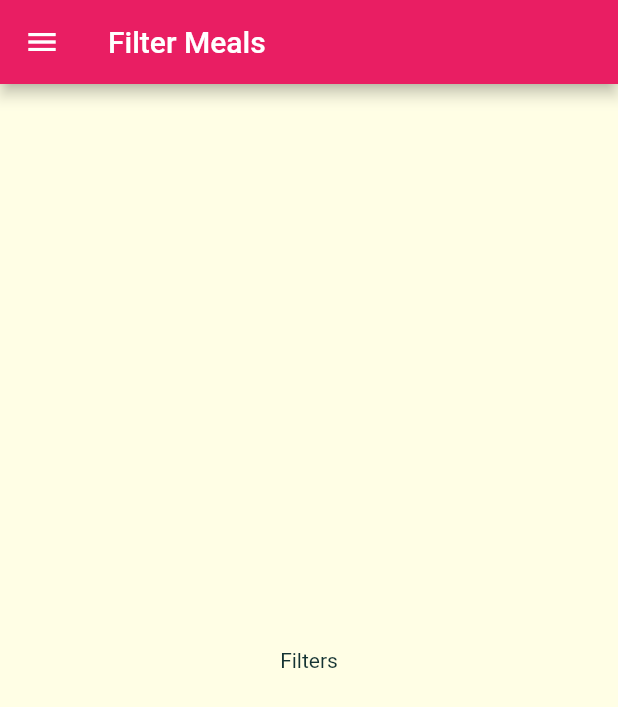
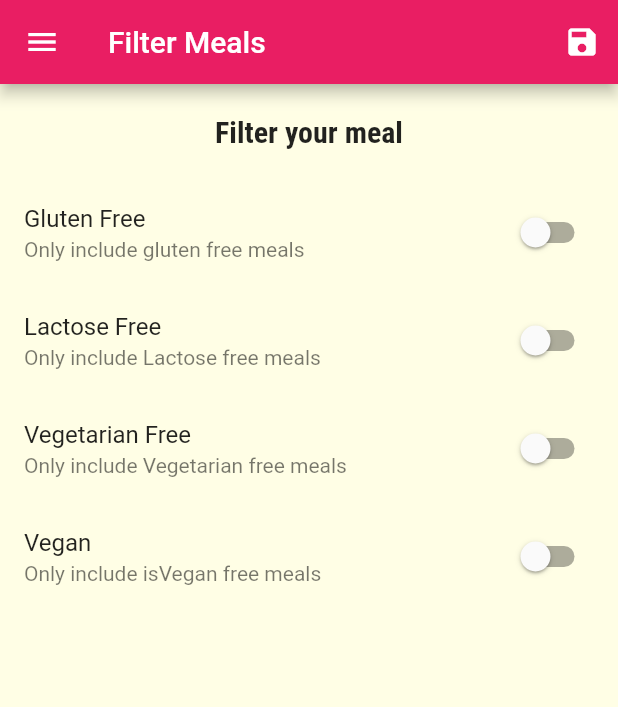
Before and after one commit to Tamir198/Recipes, a Flutter app: the FilterMealsScreens screen opened by its route, on a phone screen of 412 x 824 dp. Shown: the top 707 px of the screen. Run offline on Flutter 3.47's test engine with Material 2 defaults, Android fonts, the phone set to English and light mode, and no system bars; Roboto replaces fonts that are missing (RobotoCondensed-Bold).

Commit message:
Finish filter screen
Finish up the filer meals screen

```diff
--- a/lib/main.dart
+++ b/lib/main.dart
@@ -1,14 +1,57 @@
 import 'package:flutter/material.dart';
+import 'package:recipes/dummy_data.dart';
+import 'package:recipes/models/meal.dart';
 import 'package:recipes/screens/filter_meals_screen.dart';
 import 'package:recipes/screens/meal_details.dart';
 import 'package:recipes/screens/tabs_screen.dart';
-import 'file:///C:/Users/The%20Vegan/Desktop/Recipes/recipes/Recipes/lib/screens/category_screens.dart';
 import 'screens/categories_meals_screen.dart';
 import 'screens/meal_details.dart';
 
 void main() => runApp(MyApp());
 
-class MyApp extends StatelessWidget {
+class MyApp extends StatefulWidget {
+  @override
+  _MyAppState createState() => _MyAppState();
+}
+
+class _MyAppState extends State<MyApp> {
+  Map<String,bool> filters = {
+    'gluten' : false,
+    'lactose' : false,
+    'vegetarian' : false,
+    'vegan' : false,
+  };
+
+  //Creating this list so I can manage what to show based on the user meals preferences in filter screen
+  //This will be used un categoryMeals instead of the DUMMY_MEALS
+  List <Meal> availableMeals = DUMMY_MEALS;
+
+  //This will be called inside filterMeals screen and update the meals
+  void setFilters( Map<String,bool> filtersData ){
+    setState(() {
+      filters = filtersData;
+      availableMeals  = DUMMY_MEALS.where((meal) {
+        //true = keep the meal, false = don`t keep it
+        if(filters['gluten'] && !meal.isGlutenFree)
+            return false;
+
+        if(filters['lactose'] && !meal.isLactoseFree)
+          return false;
+
+        if(filters['vegetarian'] && !meal.isVegetarian)
+          return false;
+
+        if(filters['vegan'] && !meal.isVegan)
+          return false;
+
+        return true;
+
+      }).toList();
+    });
+  }
+
+
+
   @override
   Widget build(BuildContext context) {
     return MaterialApp(
@@ -41,13 +84,13 @@ class MyApp extends StatelessWidget {
         // /screen-rout : (context) => CategoryMealScreen() but easy to make grammar mistakes
         //Default page of the app
         '/': (context) => TabsScreen(),
-        CategoryMealScreen.routName : (context) => CategoryMealScreen(),
+        CategoryMealScreen.routName : (context) => CategoryMealScreen(availableMeals),
         MealDetailScreen.routName : (context) => MealDetailScreen(),
-        FilterMealsScreens.routName : (context) => FilterMealsScreens()
+        FilterMealsScreens.routName : (context) => FilterMealsScreens(filters,setFilters)
       },
       //If flutter will fail to show some screen you can show something like 'page nto found'
       onUnknownRoute: (setting){
-        return MaterialPageRoute(builder: (context) => CategoryMealScreen());
+        return MaterialPageRoute(builder: (context) => CategoryMealScreen(availableMeals));
 
       },
     );
--- a/lib/screens/categories_meals_screen.dart
+++ b/lib/screens/categories_meals_screen.dart
@@ -6,6 +6,9 @@ import 'package:recipes/widgets/meal_item.dart';
 
 class CategoryMealScreen extends StatefulWidget {
   static final String routName = '/CategoryMealScreen';
+
+  List<Meal> availableMeals;
+  CategoryMealScreen(this.availableMeals);
 
   @override
   _CategoryMealScreenState createState() => _CategoryMealScreenState();
@@ -34,7 +37,8 @@ class _CategoryMealScreenState extends State<CategoryMealScreen> {
       final String categoryId = routArguments['id'];
       categoryTitle = routArguments['title'];
       //This is the filtered list category according to the DUMMY_MEALS data
-      displayedMeals = DUMMY_MEALS.where((meal) {
+      //widget.something = use something that is inside the widget and not the state object
+      displayedMeals = widget.availableMeals.where((meal) {
         return meal.categories.contains(categoryId);
       }).toList();
       hasDataInitialized = true;
--- a/lib/screens/filter_meals_screen.dart
+++ b/lib/screens/filter_meals_screen.dart
@@ -2,15 +2,108 @@ import 'package:flutter/cupertino.dart';
 import 'package:flutter/material.dart';
 import 'package:recipes/widgets/drawer_layout.dart';
 
-class FilterMealsScreens extends StatelessWidget {
+class FilterMealsScreens extends StatefulWidget {
   static const routName = "/FilterMeals";
+
+  //Function that wll be passed out from the main.dart file to this screen to filter the meal grid view
+  final Function saveFilters;
+  Map<String, bool> currentSelectedFilters;
+
+  FilterMealsScreens(this.currentSelectedFilters,this.saveFilters);
+
+  @override
+  _FilterMealsScreensState createState() => _FilterMealsScreensState();
+}
+
+Widget createListSwitchTile(
+    String title, String description, bool currValue, Function updateValue) {
+  return SwitchListTile(
+      title: Text(title),
+      value: currValue,
+      subtitle: Text(description),
+      onChanged: updateValue);
+}
+
+class _FilterMealsScreensState extends State<FilterMealsScreens> {
+  bool isGlutenFree = false,
+      isVegan = false,
+      isVegetarian = false,
+      isLactoseFree = false;
+  @override
+  void initState() {
+    isGlutenFree = widget.currentSelectedFilters['gluten'];
+    isLactoseFree = widget.currentSelectedFilters['lactose'];
+    isVegetarian = widget.currentSelectedFilters['vegetarian'];
+    isVegan = widget.currentSelectedFilters['vegan'];
+
+      super.initState();
+  }
+
   @override
   Widget build(BuildContext context) {
     return Scaffold(
-      drawer: DrawerLayout(),
-      appBar: AppBar(title: Text('Filter Meals')),
-        body: Center(
-            child: Text('Filters'))
-    );
+        drawer: DrawerLayout(),
+        appBar: AppBar(
+          title: Text('Filter Meals'),
+          actions: <Widget>[
+            IconButton(
+              icon: Icon(Icons.save),
+              //Access the method that is inside the widget and not the state
+              onPressed: (){
+                final  Map<String,bool> selectedFilters =  {
+                'gluten' : isGlutenFree,
+                'lactose' : isLactoseFree,
+                'vegetarian' : isVegetarian,
+                'vegan' : isVegan,
+                };
+                widget.saveFilters(selectedFilters);
+
+              },
+            )
+          ],),
+        body: Column(
+          children: <Widget>[
+            Container(
+                padding: EdgeInsets.all(20),
+                child: Text(
+                  'Filter your meal',
+                  style: Theme.of(context).textTheme.title,
+                )),
+            Expanded(
+                child: ListView(
+              children: <Widget>[
+                createListSwitchTile('Gluten Free', 'Only include gluten free meals',
+                    isGlutenFree, (newValue) {
+                     setState(() {
+                      isGlutenFree = newValue;
+                   });
+                }),
+                createListSwitchTile(
+                    'Lactose Free',
+                    'Only include Lactose free meals',
+                    isLactoseFree, (newValue) {
+                     setState(() {
+                     isLactoseFree = newValue;
+                   });
+                }),
+                createListSwitchTile(
+                    'Vegetarian Free',
+                    'Only include Vegetarian free meals',
+                    isVegetarian, (newValue) {
+                     setState(() {
+                       isVegetarian = newValue;
+                  });
+                }),
+                createListSwitchTile(
+                    'Vegan', 'Only include isVegan free meals',
+                    isVegan, (newValue) {
+                      setState(() {
+                       isVegan = newValue;
+                  });
+                }),
+              ],
+            ))
+          ],
+        ));
   }
 }
```
